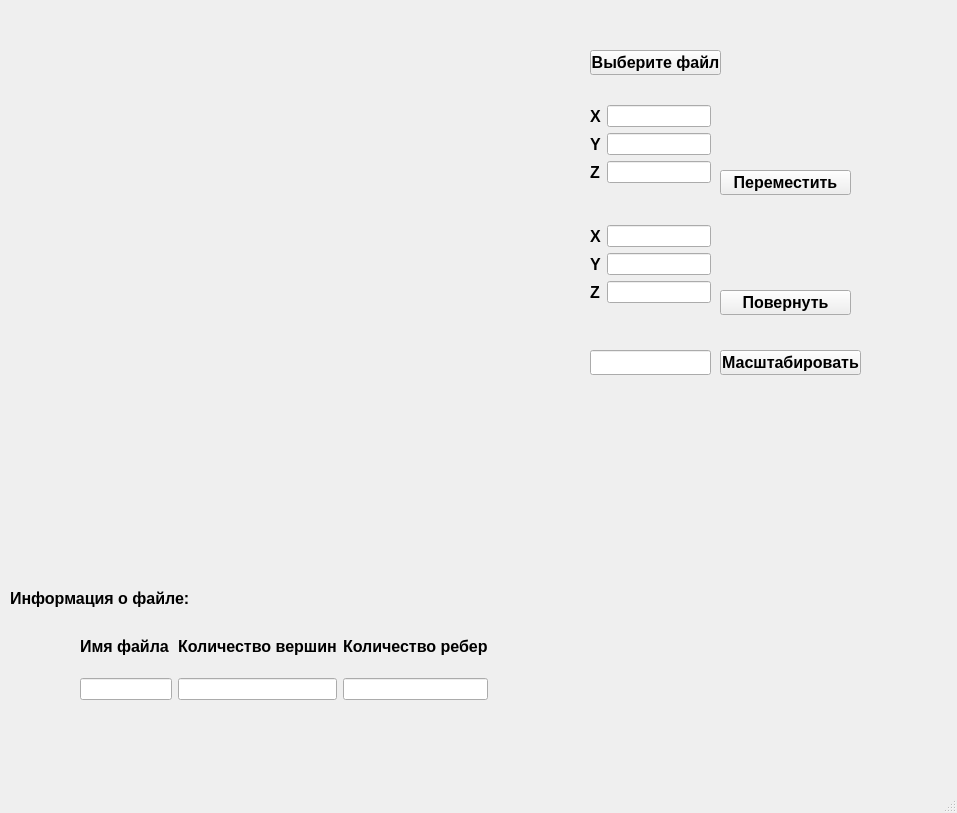
Old version of the form src/mainwindow.ui in the repository shii-cchi/3D_Viewer_c.
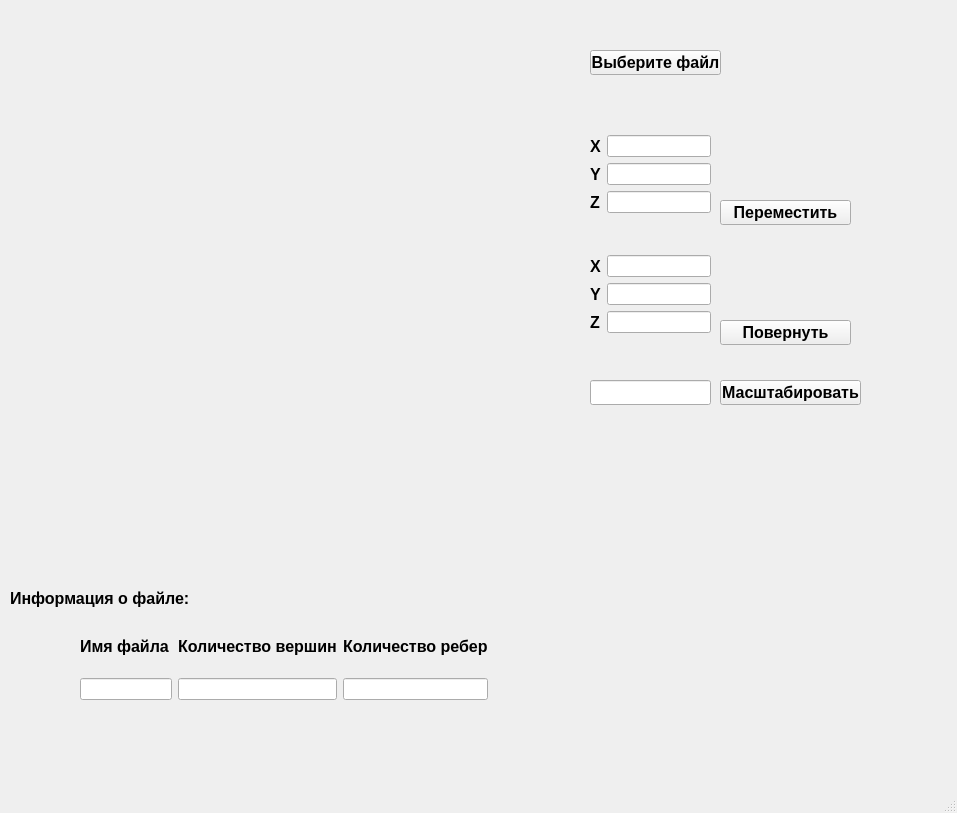
New version of the form.

Commit message: add labels name

Diff of the .ui file:
```diff
--- a/src/mainwindow.ui
+++ b/src/mainwindow.ui
@@ -126,7 +126,7 @@
     <property name="geometry">
      <rect>
       <x>590</x>
-      <y>105</y>
+      <y>135</y>
       <width>121</width>
       <height>89</height>
      </rect>
@@ -186,7 +186,7 @@
     <property name="geometry">
      <rect>
       <x>590</x>
-      <y>225</y>
+      <y>255</y>
       <width>121</width>
       <height>89</height>
      </rect>
@@ -246,7 +246,7 @@
     <property name="geometry">
      <rect>
       <x>720</x>
-      <y>170</y>
+      <y>200</y>
       <width>131</width>
       <height>25</height>
      </rect>
@@ -265,7 +265,7 @@
     <property name="geometry">
      <rect>
       <x>720</x>
-      <y>290</y>
+      <y>320</y>
       <width>131</width>
       <height>25</height>
      </rect>
@@ -284,7 +284,7 @@
     <property name="geometry">
      <rect>
       <x>720</x>
-      <y>350</y>
+      <y>380</y>
       <width>141</width>
       <height>25</height>
      </rect>
@@ -303,7 +303,7 @@
     <property name="geometry">
      <rect>
       <x>590</x>
-      <y>350</y>
+      <y>380</y>
       <width>121</width>
       <height>25</height>
      </rect>
```
Left out of the diff: 18 changed lines with no effect on the pictures. The commit also changes 2 other files.
